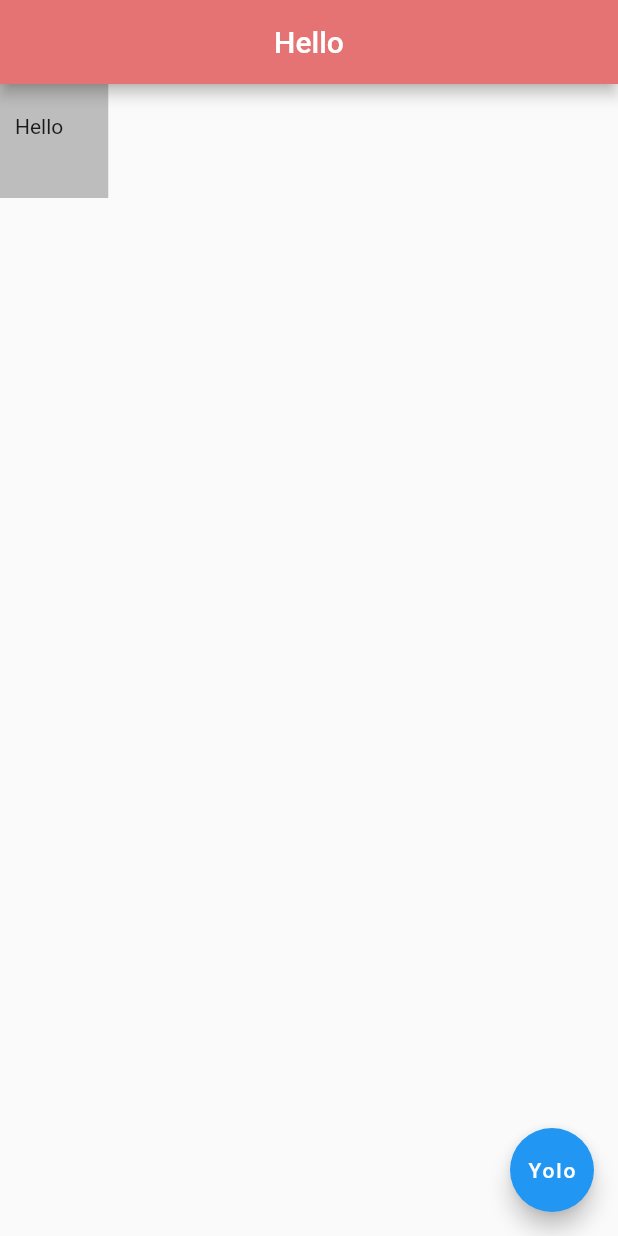
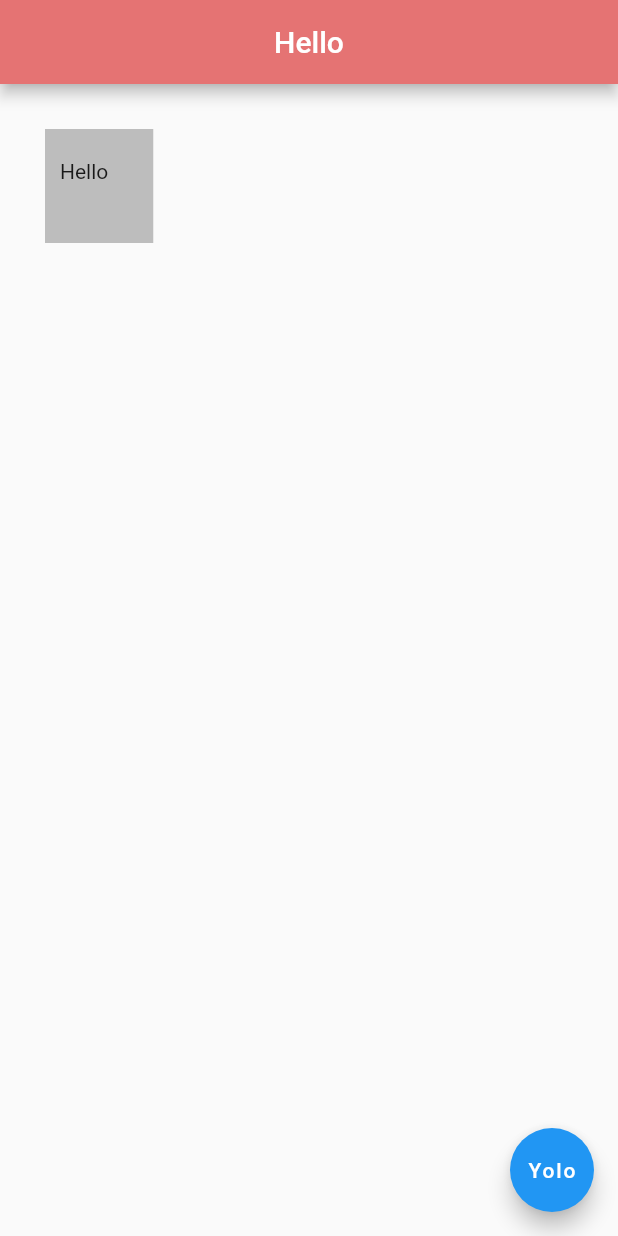
Before and after one commit to pewebdevelopment/Zen-Flutter-PlayGround, a Flutter app: the screen it shows after launch, on a phone screen of 412 x 824 dp. Run offline on Flutter 3.47's test engine with Material 2 defaults, Android fonts, the phone set to English and light mode, and no system bars; missing offline and left inert: dart:html.

Commit message:
margin placed

```diff
--- a/lib/main.dart
+++ b/lib/main.dart
@@ -16,6 +16,7 @@ class Home extends StatelessWidget {
         ),
         body: Container(
             padding: EdgeInsets.fromLTRB(10.0, 20.0, 30.0, 40.0),
+            margin: EdgeInsets.all(30.0),
             color: Colors.grey[400],
             child: Text('Hello')),
         floatingActionButton: FloatingActionButton(
```
